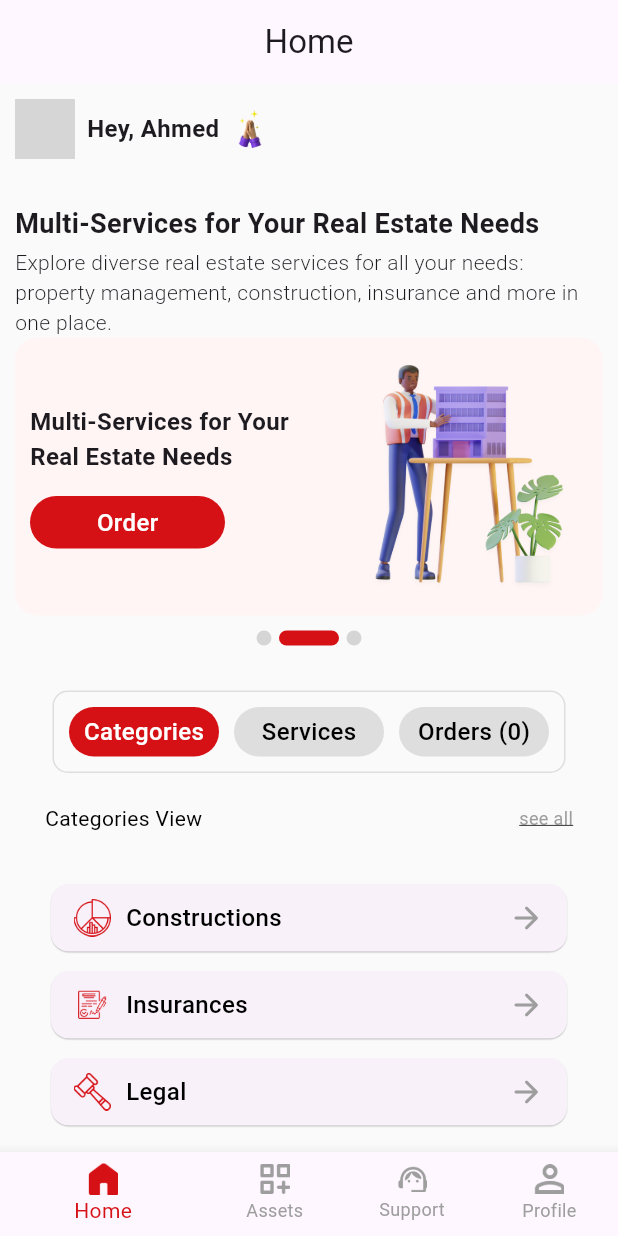
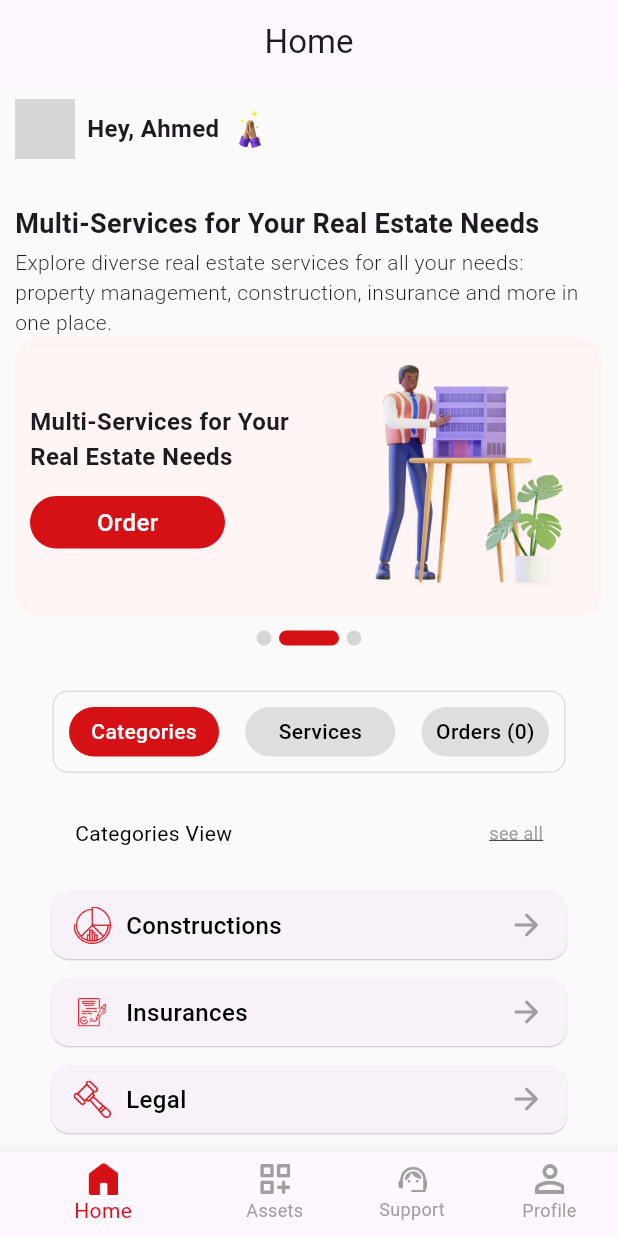
Before and after one commit to Hazem-A7med/flutter_task, a Flutter app: the screen it shows after launch, on a phone screen of 412 x 824 dp. Run offline on Flutter 3.47's test engine with Material 2 defaults, Android fonts, the phone set to English and light mode, and no system bars; network calls fail; grey boxes are pictures that could not be loaded.

Commit message:
edit nav_bar & items list

```diff
--- /dev/null
+++ b/lib/bottom_nav_bar/view/bottom_nav_bar.dart
@@ -0,0 +1,98 @@
+import 'package:flutter/material.dart';
+import 'package:flutter_task/home/view/home_screen.dart';
+
+class BottomNavBar extends StatefulWidget {
+  const BottomNavBar({Key? key}) : super(key: key);
+
+  @override
+  State<BottomNavBar> createState() => _BottomNavBarState();
+}
+
+class _BottomNavBarState extends State<BottomNavBar> {
+  int currentIndex = 0;
+  List<String>appBarTitle=[
+    'Home','Assets','Support','Profile'
+  ];
+
+  static  List<Widget> widgetOptions = <Widget>[
+    const HomeScreen(),
+    const Center(
+      child: Text(
+        'Assets',
+      ),
+    ),
+    const Center(
+      child: Text(
+        'Support',
+      ),
+    ),
+    const Center(
+      child: Text(
+        'Profile',
+      ),
+    ),
+  ];
+
+  @override
+  Widget build(BuildContext context) {
+    return Scaffold(
+      backgroundColor: const Color(0xffFAFAFA),
+      appBar: AppBar(
+        title:  Text(
+          appBarTitle[currentIndex],
+        ),
+        centerTitle: true,
+      ),
+      body: widgetOptions.elementAt(currentIndex),
+      bottomNavigationBar: BottomNavigationBar(
+        items: <BottomNavigationBarItem>[
+          BottomNavigationBarItem(
+            icon: Image.asset(
+              'assets/images/nav_bar/home.png',
+              width: 20,
+              color:
+                  (currentIndex == 0) ? const Color(0xffD61116) : Colors.grey,
+            ),
+            label: 'Home',
+          ),
+          BottomNavigationBarItem(
+            icon: Image.asset(
+              'assets/images/nav_bar/dashboard_customize.png',
+              width: 20,
+              color:
+                  (currentIndex == 1) ? const Color(0xffD61116) : Colors.grey,
+            ),
+            label: 'Assets',
+          ),
+          BottomNavigationBarItem(
+            icon: Image.asset(
+              'assets/images/nav_bar/support_agent.png',
+              width: 20,
+              color:
+                  (currentIndex == 2) ? const Color(0xffD61116) : Colors.grey,
+            ),
+            label: 'Support',
+          ),
+          BottomNavigationBarItem(
+            icon: Image.asset(
+              'assets/images/nav_bar/person.png',
+              width: 20,
+              color:
+                  (currentIndex == 3) ? const Color(0xffD61116) : Colors.grey,
+            ),
+            label: 'Profile',
+          ),
+        ],
+        currentIndex: currentIndex,
+        showUnselectedLabels: true,
+        unselectedItemColor: Colors.grey,
+        selectedItemColor: const Color(0xffD61116),
+        onTap: (index) {
+          setState(() {
+            currentIndex = index;
+          });
+        },
+      ),
+    );
+  }
+}
--- /dev/null
+++ b/lib/home/controller/homeprovider.dart
@@ -0,0 +1,10 @@
+import 'package:flutter/cupertino.dart';
+
+class HomeProvider extends ChangeNotifier {
+  int itemsIndex = 0;
+
+  changeItemsIndex(int index) {
+    itemsIndex = index;
+    notifyListeners();
+  }
+}
--- a/lib/home/view/bottom_nav_bar.dart
+++ /dev/null
@@ -1,39 +0,0 @@
-import 'package:flutter/material.dart';
-
-class BottomNavBar extends StatefulWidget {
-  const BottomNavBar({Key? key}) : super(key: key);
-
-  @override
-  State<BottomNavBar> createState() => _BottomNavBarState();
-}
-
-class _BottomNavBarState extends State<BottomNavBar> {
-  int currentIndex=0;
-  @override
-  Widget build(BuildContext context) {
-    return BottomNavigationBar(
-      items:  <BottomNavigationBarItem>[
-        BottomNavigationBarItem(
-          icon: Image.asset('assets/images/nav_bar/home.png',width: 20,color: (currentIndex==0)?const Color(0xffD61116):Colors.grey,),
-          label: 'Home',
-        ),
-        BottomNavigationBarItem(
-          icon: Image.asset('assets/images/nav_bar/dashboard_customize.png',width: 20,color: (currentIndex==1)?const Color(0xffD61116):Colors.grey,),
-          label: 'Assets',
-        ),
-        BottomNavigationBarItem(
-          icon: Image.asset('assets/images/nav_bar/support_agent.png',width: 20,color: (currentIndex==2)?const Color(0xffD61116):Colors.grey,),
-          label: 'Support',
-        ),BottomNavigationBarItem(
-          icon: Image.asset('assets/images/nav_bar/person.png',width: 20,color: (currentIndex==3)?const Color(0xffD61116):Colors.grey,),
-          label: 'Profile',
-        ),
-      ],
-      currentIndex: currentIndex,showUnselectedLabels: true,unselectedItemColor: Colors.grey,
-      selectedItemColor: const Color(0xffD61116),
-      onTap: (index){setState(() {
-        currentIndex=index;
-      });},
-    );
-  }
-}
--- a/lib/home/view/home_screen.dart
+++ b/lib/home/view/home_screen.dart
@@ -1,9 +1,12 @@
 import 'package:flutter/material.dart';
-import 'package:flutter_task/home/view/bottom_nav_bar.dart';
-import 'package:flutter_task/home/widgets/bannar.dart';
-import 'package:flutter_task/home/widgets/categories_widget.dart';
-import 'package:flutter_task/home/widgets/items.dart';
-import 'package:flutter_task/home/widgets/personal_data.dart';
+import 'package:flutter_task/bottom_nav_bar/view/bottom_nav_bar.dart';
+import 'package:flutter_task/home/controller/homeprovider.dart';
+import 'package:flutter_task/home/view/widgets/bannar.dart';
+import 'package:flutter_task/home/view/widgets/categories_widget.dart';
+import 'package:flutter_task/home/view/widgets/items.dart';
+import 'package:flutter_task/home/view/widgets/no_data.dart';
+import 'package:flutter_task/home/view/widgets/personal_data.dart';
+import 'package:provider/provider.dart';
 
 class HomeScreen extends StatefulWidget {
   const HomeScreen({Key? key}) : super(key: key);
@@ -15,19 +18,12 @@ class HomeScreen extends StatefulWidget {
 class _HomeScreenState extends State<HomeScreen> {
   @override
   Widget build(BuildContext context) {
-    return Scaffold(
-      backgroundColor: const Color(0xffFAFAFA),
-      appBar: AppBar(
-        title: const Text(
-          'Home',
-        ),
-        centerTitle: true,
-      ),
-      body: const Padding(
-        padding: EdgeInsets.all(10.0),
+    return   Consumer<HomeProvider>(
+      builder: (BuildContext context, provider, _) => Padding(
+        padding: const EdgeInsets.all(10.0),
         child: Column(crossAxisAlignment: CrossAxisAlignment.start, children: [
-          PersonalData(),
-          Padding(
+          const PersonalData(),
+          const Padding(
             padding: EdgeInsets.only(
               top: 30.0,
               bottom: 3,
@@ -40,43 +36,21 @@ class _HomeScreenState extends State<HomeScreen> {
               ),
             ),
           ),
-          Text(
+          const Text(
             'Explore diverse real estate services for all your needs: property management, construction, insurance and more in one place.',
             style: TextStyle(
               fontSize: 14,
               fontWeight: FontWeight.w300,
             ),
           ),
-          BannerWidget(),
-          Items(),
-          Padding(
-            padding: EdgeInsets.all(20.0),
-            child: Row(
-              mainAxisAlignment: MainAxisAlignment.spaceBetween,
-              children: [
-                Text(
-                  'Categories View',
-                  style: TextStyle(
-                    fontSize: 14,
-                    fontWeight: FontWeight.w400,
-                    color: Colors.black,
-                  ),
-                ),
-                Text(
-                  'see all',
-                  style: TextStyle(
-                    decoration: TextDecoration.underline,
-                    fontSize: 12,
-                    fontWeight: FontWeight.w400,
-                    color: Colors.grey,
-                  ),
-                ),
-              ],
-            ),
-          ),
-          CategoriesWidget(),
+          const BannerWidget(),
+           const Items(),
+
+         if (provider.itemsIndex==0) const CategoriesWidget(),
+         if (provider.itemsIndex==1) const NoDataClass(type: 'services',),
+         if (provider.itemsIndex==2) const NoDataClass(type: 'orders',),
         ]),
-      ),bottomNavigationBar: const BottomNavBar(),
+      ),
     );
   }
 }
--- a/lib/home/widgets/bannar.dart
+++ b/lib/home/view/widgets/bannar.dart
@@ -1,5 +1,5 @@
 import 'package:flutter/material.dart';
-import 'package:flutter_task/home/widgets/red_button.dart';
+import 'package:flutter_task/home/view/widgets/red_button.dart';
 
 class BannerWidget extends StatelessWidget {
   const BannerWidget({Key? key}) : super(key: key);
@@ -10,11 +10,11 @@ class BannerWidget extends StatelessWidget {
       crossAxisAlignment: CrossAxisAlignment.center,
       mainAxisAlignment: MainAxisAlignment.center,
       children: [
-        Container(decoration: BoxDecoration(color: Color(0xffFFF5F5),borderRadius: BorderRadius.circular(15)),
+        Container(decoration: BoxDecoration(color: const Color(0xffFFF5F5),borderRadius: BorderRadius.circular(15)),
           padding: const EdgeInsets.all(10),
           child: Row(
             children: [
-              const Expanded(
+               const Expanded(
                 flex: 10,
                 child: Column(
                   mainAxisAlignment: MainAxisAlignment.spaceAround,
--- a/lib/home/widgets/categories_widget.dart
+++ b/lib/home/view/widgets/categories_widget.dart
@@ -15,7 +15,31 @@ class _CategoriesWidgetState extends State<CategoriesWidget> {
           padding: const EdgeInsets.only(top: 10, left: 20, right: 20),
           shrinkWrap: true,
           physics: const AlwaysScrollableScrollPhysics(),
-          itemBuilder: (context, index) => Card(
+          itemBuilder: (context, index) => (index==0)?Padding(
+            padding: EdgeInsets.all(20.0),
+            child: Row(
+              mainAxisAlignment: MainAxisAlignment.spaceBetween,
+              children: [
+                Text(
+                  'Categories View',
+                  style: TextStyle(
+                    fontSize: 14,
+                    fontWeight: FontWeight.w400,
+                    color: Colors.black,
+                  ),
+                ),
+                Text(
+                  'see all',
+                  style: TextStyle(
+                    decoration: TextDecoration.underline,
+                    fontSize: 12,
+                    fontWeight: FontWeight.w400,
+                    color: Colors.grey,
+                  ),
+                ),
+              ],
+            ),
+          ):Card(
               elevation: .4,
               child: Padding(
                 padding: const EdgeInsets.symmetric(
@@ -25,13 +49,13 @@ class _CategoriesWidgetState extends State<CategoriesWidget> {
                 child: Row(
                   children: [
                     Image.asset(
-                        'assets/images/${listItems[index].imageName}.png',
+                        'assets/images/${listItems[index-1].imageName}.png',
                         width: 25),
                     const SizedBox(
                       width: 10,
                     ),
                     Text(
-                      listItems[index].title,
+                      listItems[index-1].title,
                       style: const TextStyle(
                         fontSize: 16,
                         fontWeight: FontWeight.w500,
@@ -49,7 +73,7 @@ class _CategoriesWidgetState extends State<CategoriesWidget> {
           separatorBuilder: (context, index) => const SizedBox(
                 height: 5,
               ),
-          itemCount: listItems.length),
+          itemCount: (listItems.length)+1),
     );
   }
 }
--- /dev/null
+++ b/lib/home/view/widgets/items.dart
@@ -0,0 +1,76 @@
+import 'package:flutter/material.dart';
+import 'package:flutter_task/home/controller/homeprovider.dart';
+import 'package:flutter_task/home/view/widgets/red_button.dart';
+import 'package:provider/provider.dart';
+
+import 'categories_widget.dart';
+
+class Items extends StatefulWidget {
+  const Items({Key? key}) : super(key: key);
+
+  @override
+  State<Items> createState() => _ItemsState();
+}
+
+class _ItemsState extends State<Items> {
+
+
+  @override
+  Widget build(BuildContext context) {
+    return Consumer<HomeProvider>(
+      builder: (BuildContext context, provider,_) =>Padding(
+        padding: const EdgeInsets.symmetric(horizontal: 25.0),
+        child: Container(padding: const EdgeInsets.all(10),
+          decoration: BoxDecoration(
+            borderRadius: BorderRadius.circular(10),
+            border: Border.all(color: Colors.grey.withOpacity(.3), width: 1),
+          ),
+          height: 55,
+          child: Row(
+            mainAxisAlignment: MainAxisAlignment.spaceBetween,
+            children: [
+              RedButton(
+                onTab: () {
+
+                  setState(() {
+                    provider.changeItemsIndex(0);
+                  });
+                },
+                text: 'Categories',fontSize: 14,
+                height: 35,
+                width: 100,
+                color: (provider.itemsIndex == 0) ? null : Colors.grey.withOpacity(.3),
+                textColor: (provider.itemsIndex == 0) ? null : Colors.black,
+              ),
+              RedButton(
+                onTab: () {
+                  setState(() {
+                    provider.changeItemsIndex(1);
+                  });
+
+                },
+                text: 'Services',fontSize: 14,
+                height: 35,
+                width: 100,
+                color: (provider.itemsIndex == 1) ? null : Colors.grey.withOpacity(.3),
+                textColor: (provider.itemsIndex == 1) ? null : Colors.black,
+              ),
+              RedButton(
+                onTab: () {setState(() {
+                  provider.changeItemsIndex(2);
+                });
+
+                },
+                text: 'Orders (0)',fontSize: 14,
+                height: 35,
+                width: 85,
+                color: (provider.itemsIndex == 2) ? null : Colors.grey.withOpacity(.3),
+                textColor: (provider.itemsIndex == 2) ? null : Colors.black,
+              ),
+            ],
+          ),
+        ),
+      ),
+    );
+  }
+}
--- /dev/null
+++ b/lib/home/view/widgets/no_data.dart
@@ -0,0 +1,39 @@
+import 'package:flutter/material.dart';
+
+class NoDataClass extends StatelessWidget {
+  const NoDataClass({super.key, required this.type});
+
+  final String type;
+
+  @override
+  Widget build(BuildContext context) {
+    return Expanded(
+      child: ListView(
+        shrinkWrap: true,
+        physics: const AlwaysScrollableScrollPhysics(),
+        padding: const EdgeInsets.only(bottom: 60, left: 30, right: 30),
+        children: [
+          SizedBox(
+            width: 80,
+            height: 180,
+            child: Image.asset(
+              'assets/images/EmptyState.png',
+              width: 50,
+            ),
+          ),
+          Center(
+              child: Text(
+            'No $type found',
+            style: const TextStyle(fontSize: 18, fontWeight: FontWeight.w900),
+          )),
+          Center(
+              child: Text(
+            'you can place your needed $type to let serve you.',
+            style: const TextStyle(fontSize: 18, color: Colors.grey),
+            textAlign: TextAlign.center,
+          )),
+        ],
+      ),
+    );
+  }
+}
--- a/lib/home/widgets/red_button.dart
+++ b/lib/home/view/widgets/red_button.dart
@@ -8,11 +8,12 @@ class RedButton extends StatelessWidget {
     this.height,
     this.onTab,
     this.color,
-    this.textColor,
+    this.textColor, this.fontSize,
   }) : super(key: key);
   final String? text;
   final double? width;
   final double? height;
+  final double? fontSize;
   final Color? color;
   final Color? textColor;
   final Function()? onTab;
@@ -34,7 +35,7 @@ class RedButton extends StatelessWidget {
           child: Text(
             text ?? '',
             style: TextStyle(
-              fontSize: 16,
+              fontSize: (fontSize==null)?16:fontSize,
               fontWeight: FontWeight.w500,
               color: textColor ?? Colors.white,
             ),
--- a/lib/home/widgets/items.dart
+++ /dev/null
@@ -1,79 +0,0 @@
-import 'package:flutter/material.dart';
-import 'package:flutter_task/home/widgets/red_button.dart';
-
-import 'categories_widget.dart';
-
-class Items extends StatefulWidget {
-  const Items({Key? key}) : super(key: key);
-
-  @override
-  State<Items> createState() => _ItemsState();
-}
-
-enum MyItems {
-  categories,
-  services,
-  orders,
-}
-
-class _ItemsState extends State<Items> {
-  int itemTypeIndex = 0;
-
-  @override
-  Widget build(BuildContext context) {
-    return Padding(
-      padding: const EdgeInsets.symmetric(horizontal: 25.0),
-      child: Container(padding: EdgeInsets.all(10),
-        decoration: BoxDecoration(
-          borderRadius: BorderRadius.circular(10),
-          border: Border.all(color: Colors.grey.withOpacity(.3), width: 1),
-        ),
-        height: 55,
-        child: Row(
-          mainAxisAlignment: MainAxisAlignment.spaceBetween,
-          children: [
-            RedButton(
-              onTab: () {
-                setState(() {
-                  MyItems.categories;
-                  itemTypeIndex = 0;
-                });
-              },
-              text: 'Categories',
-              height: 35,
-              width: 100,
-              color: (itemTypeIndex == 0) ? null : Colors.grey.withOpacity(.3),
-              textColor: (itemTypeIndex == 0) ? null : Colors.black,
-            ),
-            RedButton(
-              onTab: () {
-                setState(() {
-                  MyItems.services;
-                  itemTypeIndex = 1;
-                });
-              },
-              text: 'Services',
-              height: 35,
-              width: 100,
-              color: (itemTypeIndex == 1) ? null : Colors.grey.withOpacity(.3),
-              textColor: (itemTypeIndex == 1) ? null : Colors.black,
-            ),
-            RedButton(
-              onTab: () {
-                setState(() {
-                  MyItems.orders;
-                  itemTypeIndex = 2;
-                });
-              },
-              text: 'Orders (0)',
-              height: 35,
-              width: 100,
-              color: (itemTypeIndex == 2) ? null : Colors.grey.withOpacity(.3),
-              textColor: (itemTypeIndex == 2) ? null : Colors.black,
-            ),
-          ],
-        ),
-      ),
-    );
-  }
-}
--- a/lib/main.dart
+++ b/lib/main.dart
@@ -1,8 +1,15 @@
 import 'package:flutter/material.dart';
+import 'package:flutter_task/bottom_nav_bar/view/bottom_nav_bar.dart';
+import 'package:flutter_task/home/controller/homeprovider.dart';
 import 'package:flutter_task/home/view/home_screen.dart';
+import 'package:provider/provider.dart';
 
 void main() {
-  runApp(const MyApp());
+  runApp(MultiProvider(providers: [
+    ChangeNotifierProvider(
+      create: (_) => HomeProvider(),
+    ),
+  ], child: const MyApp()));
 }
 
 class MyApp extends StatelessWidget {
@@ -18,7 +25,7 @@ class MyApp extends StatelessWidget {
         useMaterial3: true,
       ),
       debugShowCheckedModeBanner: false,
-      home:  HomeScreen(),
+      home: const BottomNavBar(),
     );
   }
 }
--- a/pubspec.yaml
+++ b/pubspec.yaml
@@ -35,6 +35,11 @@ dependencies:
   # The following adds the Cupertino Icons font to your application.
   # Use with the CupertinoIcons class for iOS style icons.
   cupertino_icons: ^1.0.2
+  provider:
+  path_provider:
+  http:
+
+
 
 dev_dependencies:
   flutter_test:
@@ -46,6 +51,7 @@ dev_dependencies:
   # package. See that file for information about deactivating specific lint
   # rules and activating additional ones.
   flutter_lints: ^2.0.0
+
 
 # For information on the generic Dart part of this file, see the
 # following page: https://dart.dev/tools/pub/pubspec
```
Also changed, not shown: lib/home/view/widgets/personal_data.dart (renamed from lib/home/widgets/personal_data.dart), pubspec.lock, 1 other file.
